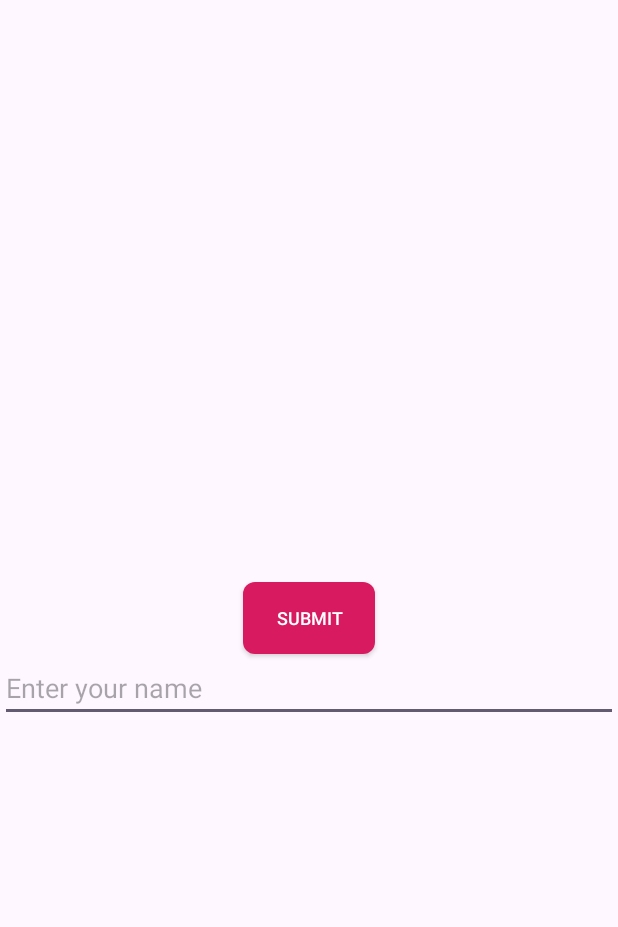
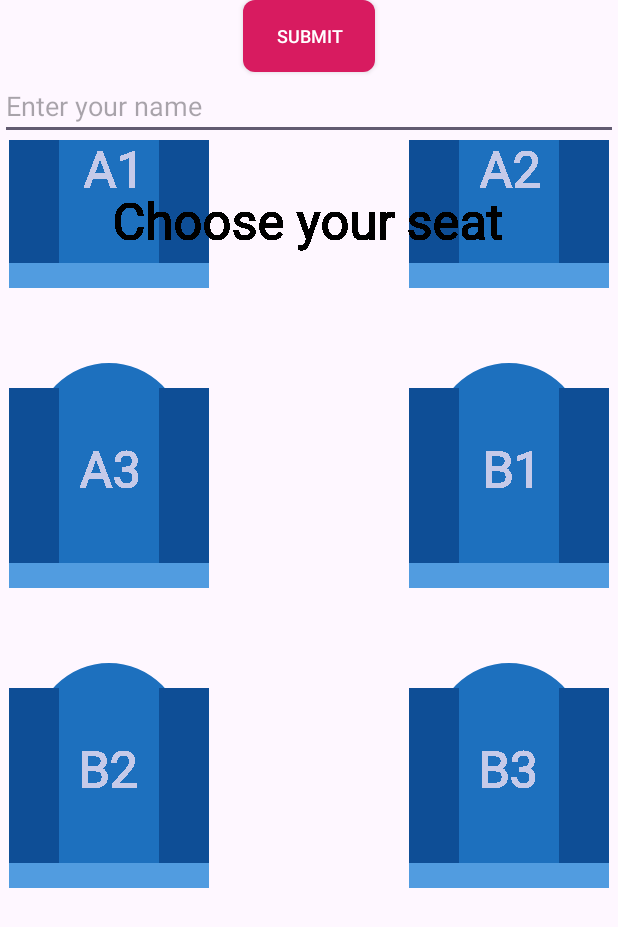
Before and after one commit to mfitrahrmd/DCD_Intermediate, an Android app: the screen it shows after launch (MainActivity), on a phone screen of 412 x 824 dp. Shown: the top 927 px of the screen. Run offline under Robolectric (Android 15) with nearby library versions, the phone set to English and light mode, and no system bars.

Commit message:
custom seats view

```diff
--- a/app/src/main/res/layout/activity_main.xml
+++ b/app/src/main/res/layout/activity_main.xml
@@ -1,25 +1,26 @@
 <?xml version="1.0" encoding="utf-8"?>
-<androidx.constraintlayout.widget.ConstraintLayout xmlns:android="http://schemas.android.com/apk/res/android"
+<LinearLayout xmlns:android="http://schemas.android.com/apk/res/android"
     xmlns:app="http://schemas.android.com/apk/res-auto"
     xmlns:tools="http://schemas.android.com/tools"
     android:id="@+id/main"
     android:layout_width="match_parent"
     android:layout_height="match_parent"
+    android:orientation="vertical"
+    android:gravity="center"
     tools:context=".MainActivity">
 
     <com.mfitrahrmd.my.Button
         android:id="@+id/btn"
         android:layout_width="wrap_content"
         android:layout_height="wrap_content"
-        android:text="Hello World"
-        app:layout_constraintTop_toTopOf="parent"
-        app:layout_constraintEnd_toEndOf="parent"
-        app:layout_constraintStart_toStartOf="parent"
-        app:layout_constraintBottom_toBottomOf="parent" />
+        android:text="Hello World" />
 
     <com.mfitrahrmd.my.EditText
         android:layout_width="match_parent"
-        android:layout_height="wrap_content"
-        app:layout_constraintTop_toBottomOf="@+id/btn" />
+        android:layout_height="wrap_content" />
 
-</androidx.constraintlayout.widget.ConstraintLayout>
+    <com.mfitrahrmd.my.SeatsView
+        android:layout_width="wrap_content"
+        android:layout_height="wrap_content" />
+
+</LinearLayout>
--- /dev/null
+++ b/my/src/main/java/com/mfitrahrmd/my/SeatsView.kt
@@ -0,0 +1,163 @@
+package com.mfitrahrmd.my
+
+import android.content.Context
+import android.graphics.Canvas
+import android.graphics.Paint
+import android.graphics.Path
+import android.graphics.Rect
+import android.util.AttributeSet
+import android.view.MotionEvent
+import android.view.View
+import androidx.core.content.res.ResourcesCompat
+
+class SeatsView : View {
+    constructor(context: Context) : super(context)
+    constructor(context: Context, attrs: AttributeSet) : super(context, attrs)
+    constructor(context: Context, attrs: AttributeSet, defStyleAttr: Int) : super(
+        context,
+        attrs,
+        defStyleAttr
+    )
+
+    constructor(context: Context, attrs: AttributeSet, defStyleAttr: Int, defStyleRes: Int) : super(
+        context,
+        attrs,
+        defStyleAttr,
+        defStyleRes
+    )
+
+    private val seats = arrayOf<Seat>(
+        Seat(id = 1, name = "A1", isBooked = false),
+        Seat(id = 2, name = "A2", isBooked = false),
+        Seat(id = 3, name = "A3", isBooked = false),
+        Seat(id = 4, name = "B1", isBooked = false),
+        Seat(id = 5, name = "B2", isBooked = false),
+        Seat(id = 6, name = "B3", isBooked = false),
+    )
+    var seat: Seat? = null
+    private val backgroundPaint = Paint()
+    private val armrestPaint = Paint()
+    private val bottomSeatPaint = Paint()
+    private val mBounds = Rect()
+    private val numberSeatPaint = Paint(Paint.FAKE_BOLD_TEXT_FLAG)
+    private val titlePaint = Paint(Paint.FAKE_BOLD_TEXT_FLAG)
+
+    override fun onMeasure(widthMeasureSpec: Int, heightMeasureSpec: Int) {
+        super.onMeasure(widthMeasureSpec, heightMeasureSpec)
+        val width = getDefaultSize(suggestedMinimumWidth, widthMeasureSpec)
+        val height = getDefaultSize(suggestedMinimumHeight, heightMeasureSpec)
+        val halfOfWidth = width / 2
+        val halfOfHeight = height / 2
+        var value = -600f
+        seats.forEachIndexed { i, seat ->
+            if (i.mod(2) == 0) {
+                seat.apply {
+                    x = halfOfWidth - 300f
+                    y = halfOfHeight + value
+                }
+            } else {
+                seat.apply {
+                    x = halfOfWidth + 100f
+                    y = halfOfHeight + value
+                }
+                value += 300f
+            }
+        }
+    }
+
+    override fun onDraw(canvas: Canvas) {
+        super.onDraw(canvas)
+        for (seat in seats) {
+            drawSeat(canvas, seat)
+            // title
+            val text = "Choose your seat"
+            titlePaint.textSize = 50f
+            canvas.drawText(text, (width / 2f) - 197f, 100f, titlePaint)
+        }
+    }
+
+    override fun onTouchEvent(event: MotionEvent): Boolean {
+        val halfOfWidth = width / 2
+        val halfOfHeight = height / 2
+        val widthColumnOne = (halfOfWidth - 300f)..(halfOfWidth - 100f)
+        val widthColumnTwo = (halfOfWidth + 100f)..(halfOfWidth + 300f)
+        val heightRowOne = (halfOfHeight - 600f)..(halfOfHeight - 400f)
+        val heightRowTwo = (halfOfHeight - 300f)..(halfOfHeight - 100f)
+        val heightRowThree = (halfOfHeight + 0f)..(halfOfHeight + 200f)
+        if (event.action == MotionEvent.ACTION_DOWN) {
+            when {
+                event.x in widthColumnOne && event.y in heightRowOne -> booking(0)
+                event.x in widthColumnTwo && event.y in heightRowOne -> booking(1)
+                event.x in widthColumnOne && event.y in heightRowTwo -> booking(2)
+                event.x in widthColumnTwo && event.y in heightRowTwo -> booking(3)
+                event.x in widthColumnOne && event.y in heightRowThree -> booking(4)
+                event.x in widthColumnTwo && event.y in heightRowThree -> booking(5)
+            }
+        }
+
+        return true
+    }
+
+    private fun booking(position: Int) {
+        for (seat in seats) {
+            seat.isBooked = false
+        }
+        seats[position].apply {
+            seat = this
+            isBooked = true
+        }
+        invalidate()
+    }
+
+    private fun drawSeat(canvas: Canvas, seat: Seat) {
+        if (seat.isBooked) {
+            backgroundPaint.color = ResourcesCompat.getColor(resources, R.color.grey_200, null)
+            armrestPaint.color = ResourcesCompat.getColor(resources, R.color.grey_200, null)
+            bottomSeatPaint.color = ResourcesCompat.getColor(resources, R.color.grey_200, null)
+            numberSeatPaint.color = ResourcesCompat.getColor(resources, R.color.black, null)
+        } else {
+            backgroundPaint.color = ResourcesCompat.getColor(resources, R.color.blue_500, null)
+            armrestPaint.color = ResourcesCompat.getColor(resources, R.color.blue_700, null)
+            bottomSeatPaint.color = ResourcesCompat.getColor(resources, R.color.blue_200, null)
+            numberSeatPaint.color = ResourcesCompat.getColor(resources, R.color.grey_200, null)
+        }
+        // save current state
+        canvas.save()
+        // background
+        canvas.translate(seat.x, seat.y)
+        val backgroundPath = Path().apply {
+            addRect(0f, 0f, 200f, 200f, Path.Direction.CCW)
+            addCircle(100f, 50f, 75f, Path.Direction.CCW)
+        }
+        canvas.drawPath(backgroundPath, backgroundPaint)
+        // armrest
+        val armrestPath = Path()
+        armrestPath.addRect(0f, 0f, 50f, 200f, Path.Direction.CCW)
+        canvas.drawPath(armrestPath, armrestPaint)
+        canvas.translate(150f, 0f)
+        armrestPath.addRect(0f, 0f, 50f, 200f, Path.Direction.CCW)
+        canvas.drawPath(armrestPath, armrestPaint)
+        // bottom seat
+        canvas.translate(-150f, 175f)
+        val bottomSeatPath = Path()
+        bottomSeatPath.addRect(0f, 0f, 200f, 25f, Path.Direction.CCW)
+        canvas.drawPath(bottomSeatPath, bottomSeatPaint)
+        // seat number
+        canvas.translate(0f, -175f)
+        numberSeatPaint.apply {
+            textSize = 50f
+            numberSeatPaint.getTextBounds(seat.name, 0, seat.name.length, mBounds)
+        }
+        canvas.drawText(seat.name, 100f - mBounds.centerX(), 100f, numberSeatPaint)
+        // restore to previous state
+        canvas.restore()
+    }
+
+    data class Seat(
+        val id: Int,
+        var x: Float = 0f,
+        var y: Float = 0f,
+        var name: String,
+        var isBooked: Boolean
+    )
+}
--- a/my/src/main/res/values/colors.xml
+++ b/my/src/main/res/values/colors.xml
@@ -9,4 +9,8 @@
     <color name="white">#FFFFFFFF</color>
     <color name="pink_500">#D81B60</color>
     <color name="pink_200">#FF8FAF</color>
+    <color name="blue_700">#0E4E96</color>
+    <color name="blue_500">#1D70BE</color>
+    <color name="blue_200">#519CE0</color>
+    <color name="grey_200">#C5CAE9</color>
 </resources>
```
